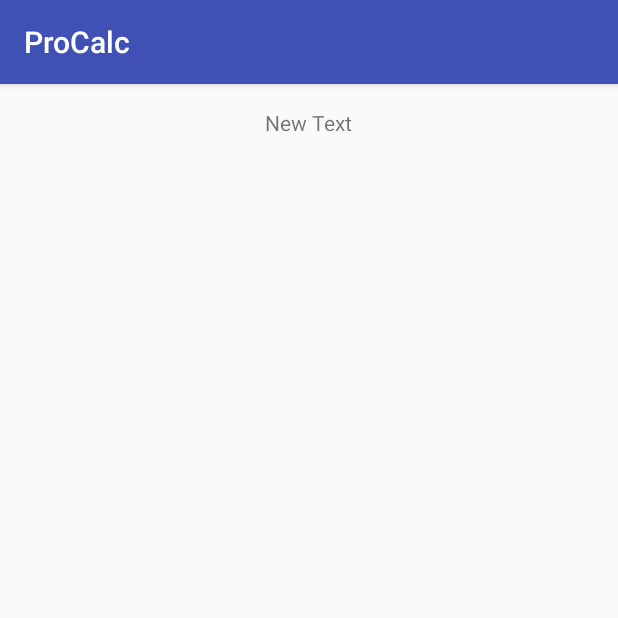
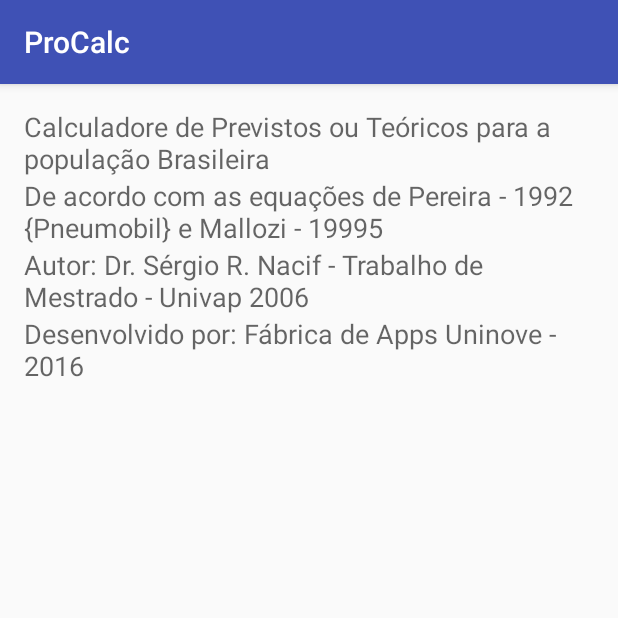
Before and after one commit to FabricaAppU9/Espirometria, an Android app: the InfoActivity screen opened directly, with no data from a screen before it, on a phone screen of 412 x 824 dp, the top half of it. Run offline under Robolectric (Android 15) with nearby library versions, the phone set to English and light mode, and no system bars.

Commit message:
Dev - Design Android para celular #40: Iniciado o desenvolvimento da Activity sobre e adição do botão Informar Faixas Limite na barra de action

```diff
--- a/ProCalcInterface/app/src/main/res/layout/activity_info.xml
+++ b/ProCalcInterface/app/src/main/res/layout/activity_info.xml
@@ -9,11 +9,70 @@
     android:paddingTop="@dimen/activity_vertical_margin"
     tools:context="espirometria.fabricaapp.uninove.com.br.procalcinterface.InfoActivity">
 
-    <TextView
-        android:layout_width="wrap_content"
+    <LinearLayout
+        android:orientation="horizontal"
+        android:layout_width="match_parent"
         android:layout_height="wrap_content"
-        android:text="New Text"
-        android:id="@+id/textView3"
         android:layout_alignParentTop="true"
-        android:layout_centerHorizontal="true" />
+        android:layout_centerHorizontal="true"
+        android:id="@+id/linearLayout2">
+
+        <TextView
+            android:layout_width="wrap_content"
+            android:layout_height="wrap_content"
+            android:textAppearance="?android:attr/textAppearanceMedium"
+            android:text="@string/textoSobre"
+            android:id="@+id/txtSobreP1" />
+
+    </LinearLayout>
+
+    <LinearLayout
+        android:orientation="horizontal"
+        android:layout_width="match_parent"
+        android:layout_height="wrap_content"
+        android:layout_below="@+id/linearLayout2"
+        android:layout_alignParentLeft="true"
+        android:layout_alignParentStart="true"
+        android:id="@+id/linearLayout3">
+
+        <TextView
+            android:layout_width="wrap_content"
+            android:layout_height="wrap_content"
+            android:textAppearance="?android:attr/textAppearanceMedium"
+            android:text="@string/textoSobre2"
+            android:id="@+id/txtSobreP2" />
+    </LinearLayout>
+
+    <LinearLayout
+        android:orientation="horizontal"
+        android:layout_width="match_parent"
+        android:layout_height="wrap_content"
+        android:layout_below="@+id/linearLayout3"
+        android:layout_centerHorizontal="true"
+        android:id="@+id/linearLayout4">
+
+        <TextView
+            android:layout_width="wrap_content"
+            android:layout_height="wrap_content"
+            android:textAppearance="?android:attr/textAppearanceMedium"
+            android:text="@string/textoSobre3"
+            android:id="@+id/textView3" />
+    </LinearLayout>
+
+    <LinearLayout
+        android:orientation="horizontal"
+        android:layout_width="match_parent"
+        android:layout_height="wrap_content"
+        android:layout_below="@+id/linearLayout4"
+        android:layout_centerHorizontal="true">
+
+        <TextView
+            android:layout_width="wrap_content"
+            android:layout_height="wrap_content"
+            android:textAppearance="?android:attr/textAppearanceMedium"
+            android:text="@string/textoSobre4"
+            android:id="@+id/textView4" />
+    </LinearLayout>
+
+
 </RelativeLayout>
--- a/ProCalcInterface/app/src/main/res/menu/action_sobre.xml
+++ b/ProCalcInterface/app/src/main/res/menu/action_sobre.xml
@@ -1,9 +1,15 @@
 <?xml version="1.0" encoding="utf-8"?>
 <menu xmlns:android="http://schemas.android.com/apk/res/android">
     <item
-        android:id="@+id/actionAbout"
+        android:id="@+id/actionSobre"
         android:icon="@mipmap/ic_info_outline_white"
         android:title="@string/btnSobre"
         android:showAsAction="always"/>
 
+    <item
+        android:id="@+id/actionFaixas"
+        android:icon="@mipmap/ic_announcement_white_24dp"
+        android:title=""
+        android:showAsAction="ifRoom"/>
+
 </menu>
--- a/ProCalcInterface/app/src/main/res/values/strings.xml
+++ b/ProCalcInterface/app/src/main/res/values/strings.xml
@@ -21,4 +21,11 @@
 
     <!-- Menu -->
     <string name="btnSobre">Sobre</string>
+
+    <!-- Activitie Informações -->
+    <string name="textoSobre">Calculadore de Previstos ou Teóricos para a população Brasileira</string>
+    <string name="textoSobre2">De acordo com as equações de Pereira - 1992 {Pneumobil} e Mallozi - 19995</string>
+    <string name="textoSobre3">Autor: Dr. Sérgio R. Nacif - Trabalho de Mestrado - Univap 2006</string>
+
+    <string name="textoSobre4">Desenvolvido por: Fábrica de Apps Uninove - 2016</string>
 </resources>
```
Also changed, not shown: ProCalcInterface/app/src/main/res/mipmap-hdpi/ic_announcement_white_36dp.png (added), ProCalcInterface/app/src/main/res/mipmap-mdpi/ic_announcement_white_24dp.png (added), ProCalcInterface/app/src/main/res/mipmap-xhdpi/ic_announcement_white_24dp.png (added).
